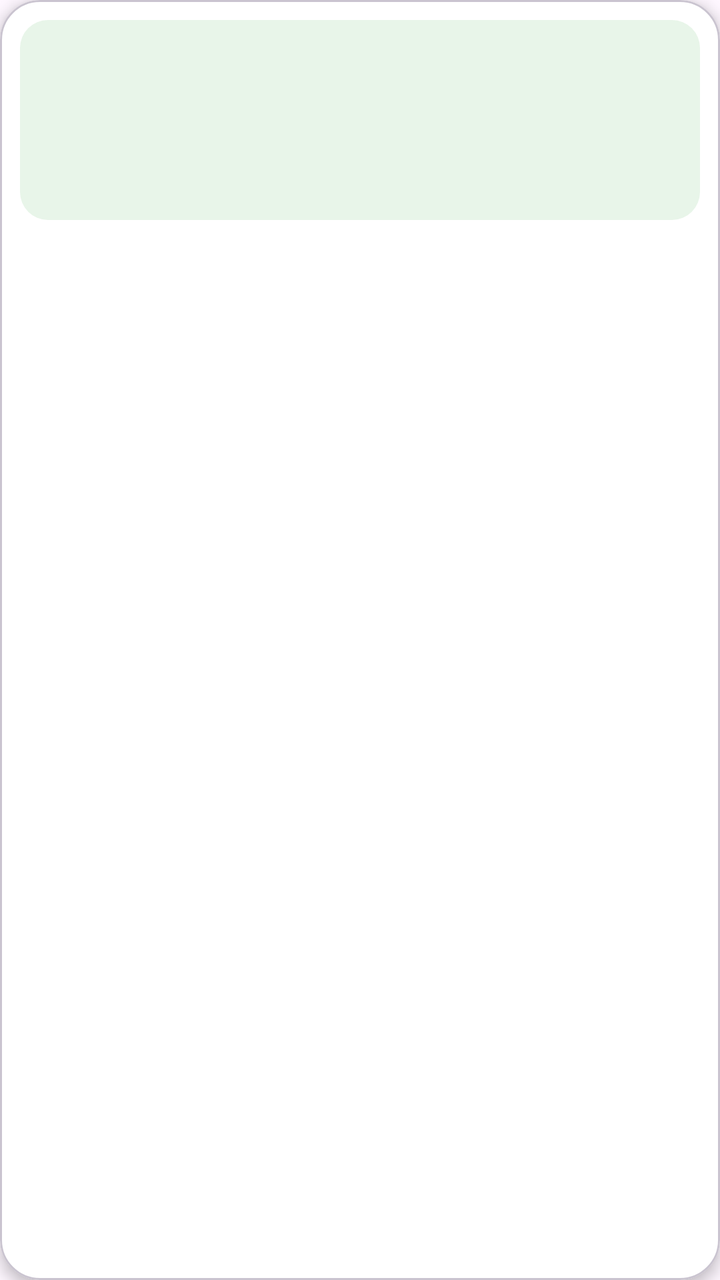
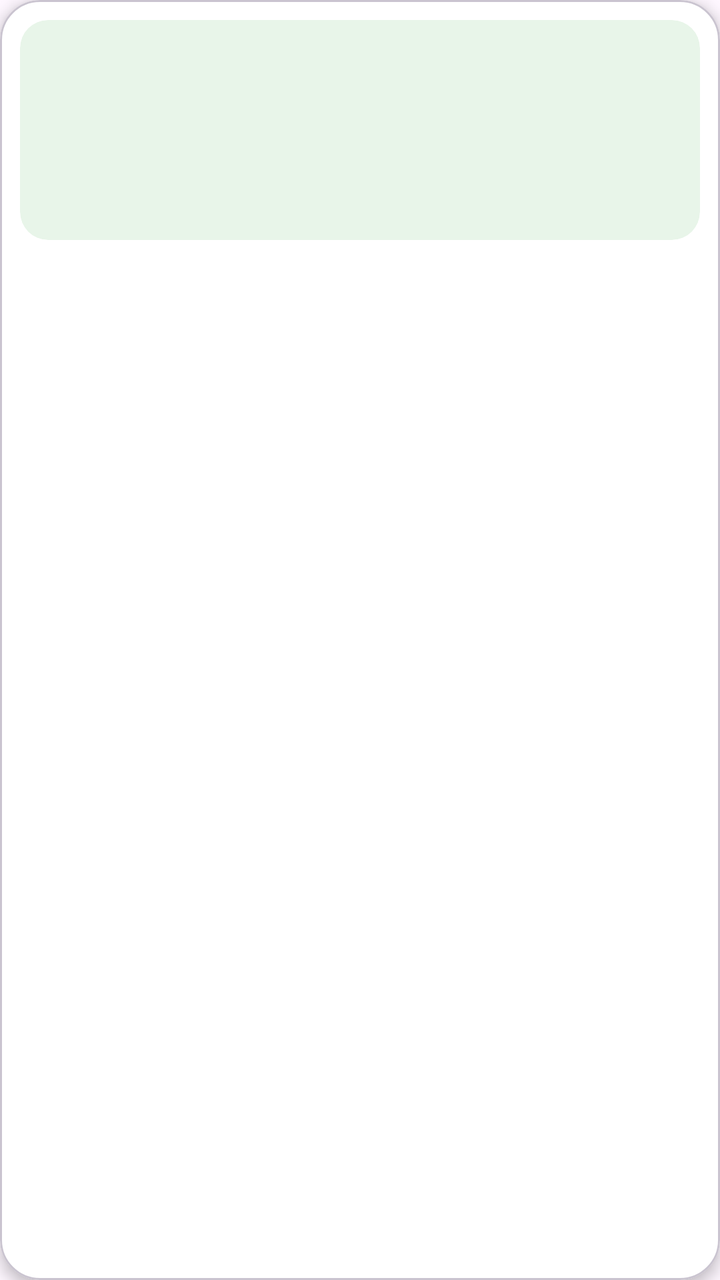

Two renders of the same Android screen: before a commit and after it. Below are the layout's source before the change and the commit's diff.
<!-- AndroidManifest.xml: application theme Theme.GroceryApp -->
<!-- res/layout/item_product_buyer.xml -->
<?xml version="1.0" encoding="utf-8"?>
<com.google.android.material.card.MaterialCardView xmlns:android="http://schemas.android.com/apk/res/android"
    xmlns:app="http://schemas.android.com/apk/res-auto"
    android:id="@+id/cardRoot"
    android:layout_width="match_parent"
    android:layout_height="wrap_content"
    android:layout_margin="8dp"
    app:cardBackgroundColor="@color/white"
    app:cardCornerRadius="20dp"
    app:cardElevation="4dp">

    <LinearLayout
        android:layout_width="match_parent"
        android:layout_height="wrap_content"
        android:orientation="vertical"
        android:padding="10dp">

        <FrameLayout
            android:layout_width="match_parent"
            android:layout_height="100dp"
            android:background="@drawable/icon_tile_background">

            <TextView
                android:id="@+id/tvEmoji"
                android:layout_width="wrap_content"
                android:layout_height="wrap_content"
                android:layout_gravity="center"
                android:textSize="46sp" />
        </FrameLayout>

        <TextView
            android:id="@+id/tvName"
            android:layout_width="match_parent"
            android:layout_height="wrap_content"
            android:layout_marginStart="4dp"
            android:layout_marginTop="10dp"
            android:ellipsize="end"
            android:maxLines="1"
            android:textColor="@color/text_primary"
            android:textSize="16sp"
            android:textStyle="bold" />

        <LinearLayout
            android:layout_width="match_parent"
            android:layout_height="wrap_content"
            android:layout_marginTop="2dp"
            android:gravity="center_vertical"
            android:orientation="horizontal">

            <TextView
                android:id="@+id/tvPrice"
                android:layout_width="0dp"
                android:layout_height="wrap_content"
                android:layout_marginStart="4dp"
                android:layout_weight="1"
                android:textColor="@color/green_dark"
                android:textSize="15sp"
                android:textStyle="bold" />

            <TextView
                android:id="@+id/btnAdd"
                android:layout_width="34dp"
                android:layout_height="34dp"
                android:background="@drawable/add_circle"
                android:clickable="true"
                android:contentDescription="Add to cart"
                android:focusable="true"
                android:gravity="center"
                android:text="+"
                android:textColor="@color/white"
                android:textSize="20sp"
                android:textStyle="bold"
                android:visibility="gone" />

            <LinearLayout
                android:id="@+id/stepper"
                android:layout_width="wrap_content"
                android:layout_height="34dp"
                android:background="@drawable/stepper_background"
                android:gravity="center_vertical"
                android:orientation="horizontal"
                android:visibility="gone">

                <TextView
                    android:id="@+id/btnMinus"
                    android:layout_width="30dp"
                    android:layout_height="match_parent"
                    android:clickable="true"
                    android:focusable="true"
                    android:gravity="center"
                    android:text="−"
                    android:textColor="@color/green_primary"
                    android:textSize="18sp"
                    android:textStyle="bold" />

                <TextView
                    android:id="@+id/tvQty"
                    android:layout_width="wrap_content"
                    android:layout_height="wrap_content"
                    android:minWidth="14dp"
                    android:gravity="center"
                    android:textColor="@color/text_primary"
                    android:textSize="14sp"
                    android:textStyle="bold" />

                <TextView
                    android:id="@+id/btnPlus"
                    android:layout_width="30dp"
                    android:layout_height="match_parent"
                    android:clickable="true"
                    android:focusable="true"
                    android:gravity="center"
                    android:text="+"
                    android:textColor="@color/green_primary"
                    android:textSize="18sp"
                    android:textStyle="bold" />
            </LinearLayout>
        </LinearLayout>

        <TextView
            android:id="@+id/tvStock"
            android:layout_width="wrap_content"
            android:layout_height="wrap_content"
            android:layout_marginTop="8dp"
            android:paddingHorizontal="10dp"
            android:paddingVertical="4dp"
            android:textSize="11sp"
            android:textStyle="bold" />
    </LinearLayout>
</com.google.android.material.card.MaterialCardView>
<!-- resources referenced by this layout -->
<resources>
  <color name="green_dark">#1B5E20</color>
  <color name="green_primary">#2E7D32</color>
  <color name="text_primary">#1A1A1A</color>
  <color name="white">#FFFFFFFF</color>
  <!-- drawable add_circle (drawable) -->
  <?xml version="1.0" encoding="utf-8"?>
  <shape xmlns:android="http://schemas.android.com/apk/res/android" android:shape="oval">
      <solid android:color="@color/green_primary" />
  </shape>
  <!-- drawable icon_tile_background (drawable) -->
  <?xml version="1.0" encoding="utf-8"?>
  <shape xmlns:android="http://schemas.android.com/apk/res/android"
      android:shape="rectangle">
      <solid android:color="#E8F5E9" />
      <corners android:radius="14dp" />
  </shape>
  <!-- drawable stepper_background (drawable) -->
  <?xml version="1.0" encoding="utf-8"?>
  <shape xmlns:android="http://schemas.android.com/apk/res/android" android:shape="rectangle">
      <solid android:color="@color/white" />
      <stroke android:width="1.5dp" android:color="@color/green_primary" />
      <corners android:radius="18dp" />
  </shape>
  <style name="Theme.GroceryApp" parent="Base.Theme.GroceryApp" />
  <style name="Base.Theme.GroceryApp" parent="Theme.Material3.Light.NoActionBar">
          <item name="colorPrimary">@color/green_primary</item>
          <item name="colorOnPrimary">@color/white</item>
          <item name="colorPrimaryContainer">@color/green_light</item>
          <item name="colorOnPrimaryContainer">@color/green_dark</item>
          <item name="colorError">@color/danger</item>
      </style>
  <color name="green_light">#E8F5E9</color>
  <color name="danger">#C62828</color>
</resources>

<!-- the commit's change to res/layout/item_product_buyer.xml (unified diff, before → after) -->
@@ -17,8 +17,9 @@
 
         <FrameLayout
             android:layout_width="match_parent"
-            android:layout_height="100dp"
-            android:background="@drawable/icon_tile_background">
+            android:layout_height="110dp"
+            android:background="@drawable/icon_tile_background"
+            android:clipToOutline="true">
 
             <TextView
                 android:id="@+id/tvEmoji"
@@ -26,6 +27,14 @@
                 android:layout_height="wrap_content"
                 android:layout_gravity="center"
                 android:textSize="46sp" />
+
+            <ImageView
+                android:id="@+id/ivPhoto"
+                android:layout_width="match_parent"
+                android:layout_height="match_parent"
+                android:contentDescription="Product photo"
+                android:scaleType="centerCrop"
+                android:visibility="gone" />
         </FrameLayout>
 
         <TextView
